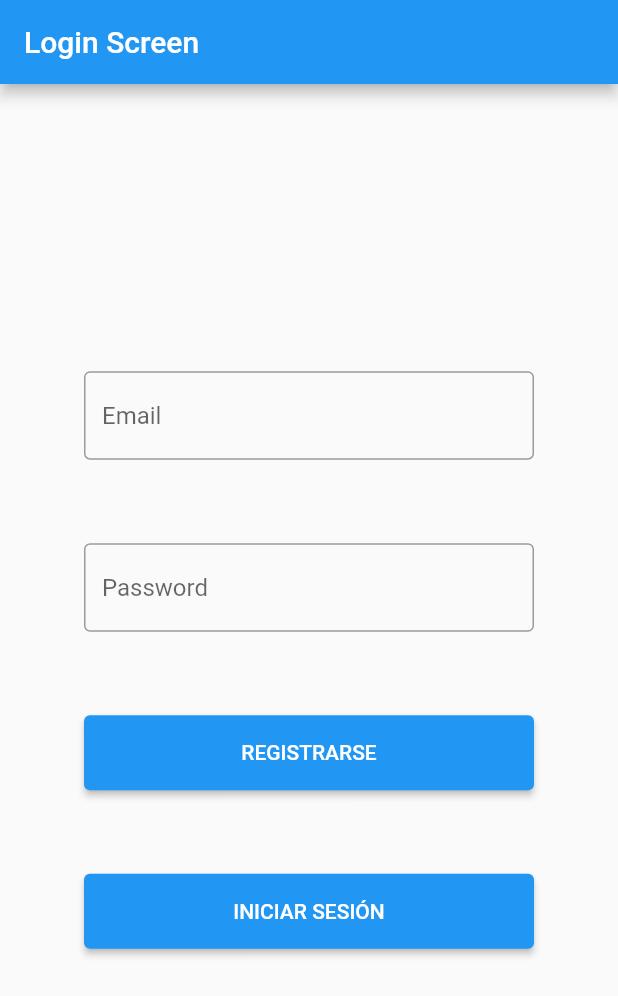
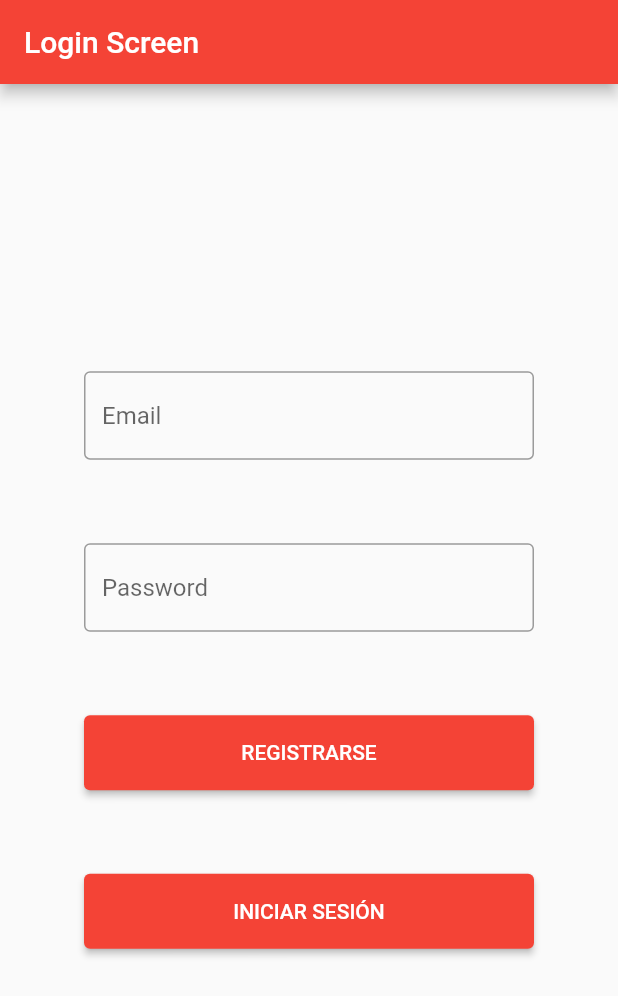
Before and after one commit to rgonzf04/appFlutter, a Flutter app: the screen it shows after launch, on a phone screen of 412 x 824 dp. Shown: the top 996 px of the screen. Run offline on Flutter 3.47's test engine with Material 2 defaults, Android fonts, the phone set to English and light mode, and no system bars; our stand-ins replace adaptive_theme; missing offline and left inert: holding_gesture, intro_views_flutter, roslibdart.

```diff
--- a/lib/main.dart
+++ b/lib/main.dart
@@ -6,6 +6,8 @@ import 'package:app/pages/RobotsControlPage.dart';
 import 'package:app/pages/RobotsListPage.dart';
 import 'package:app/pages/SettingsPage.dart';
 import 'package:app/pages/SignUpPage.dart';
+
+import 'package:adaptive_theme/adaptive_theme.dart';
 
 void main() => runApp(MyApp());
 
@@ -24,10 +26,25 @@ class MyApp extends StatelessWidget {
 
   @override
   Widget build(BuildContext context) {
-    return MaterialApp(
-      title: 'Material App',
-      initialRoute: '/login',
-      routes: _routes,
+    return AdaptiveTheme(
+      light: ThemeData(
+        brightness: Brightness.light,
+        primarySwatch: Colors.red,
+        accentColor: Colors.amber,
+      ),
+      dark: ThemeData(
+        brightness: Brightness.dark,
+        primarySwatch: Colors.red,
+        accentColor: Colors.amber,
+      ),
+      initial: AdaptiveThemeMode.light,
+      builder: (theme, darkTheme) => MaterialApp(
+        theme: theme,
+        darkTheme: darkTheme,
+        title: 'Material App',
+        initialRoute: '/login',
+        routes: _routes,
+      ),
     );
   }
 }
--- a/lib/pages/LoginPage.dart
+++ b/lib/pages/LoginPage.dart
@@ -1,3 +1,4 @@
+import 'package:adaptive_theme/adaptive_theme.dart';
 import 'package:flutter/material.dart';
 
 class LoginPage extends StatelessWidget {
@@ -55,6 +56,8 @@ class LoginPage extends StatelessWidget {
                 style: ElevatedButton.styleFrom(
                     minimumSize: const Size.fromHeight(50)),
                 onPressed: () {
+                  // sets theme mode to dark
+
                   Navigator.pushNamed(context, "/menu");
                 },
                 child: const Text('INICIAR SESIÓN'),
--- a/pubspec.yaml
+++ b/pubspec.yaml
@@ -39,6 +39,7 @@ dependencies:
   roslibdart: ^0.0.1-dev+2
   holding_gesture: ^1.1.0
   intro_views_flutter: ^3.2.0
+  adaptive_theme: ^3.0.0
 
 dev_dependencies:
   flutter_test:
```
Also changed, not shown: lib/pages/MenuPage.dart (+0 -18 lines), lib/pages/RobotsControlPage.dart (+23 -0 lines), lib/pages/SettingsPage.dart (+99 -9 lines), pubspec.lock, 1 other file.
